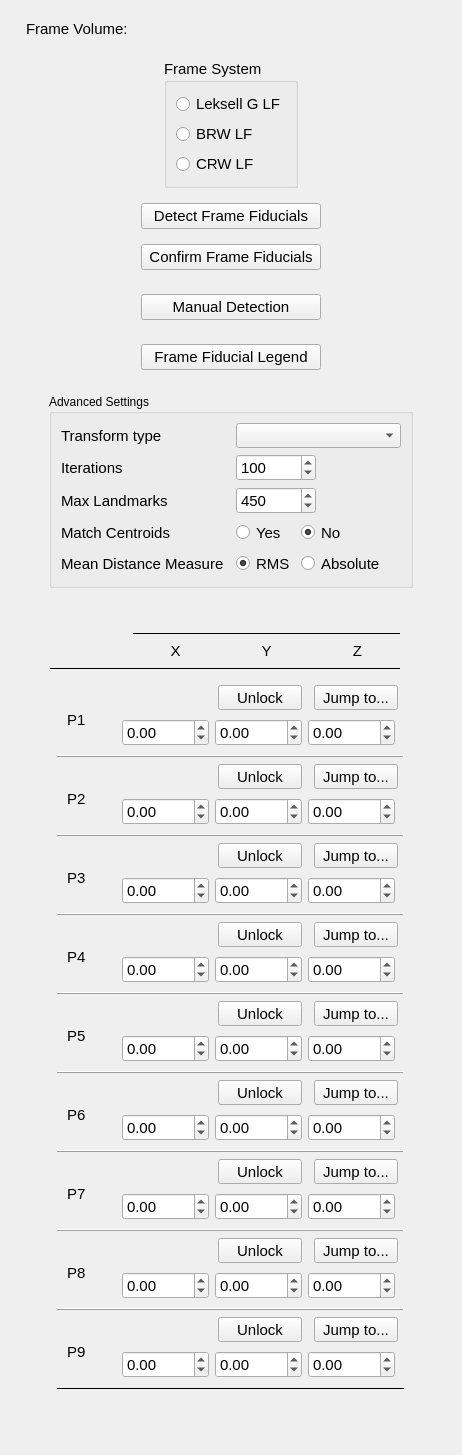
This is frameDetect/Resources/UI/frameDetect.ui in greydongilmore/trajectoryGuideModules as Qt 5 draws it before an edit. The edited form follows.
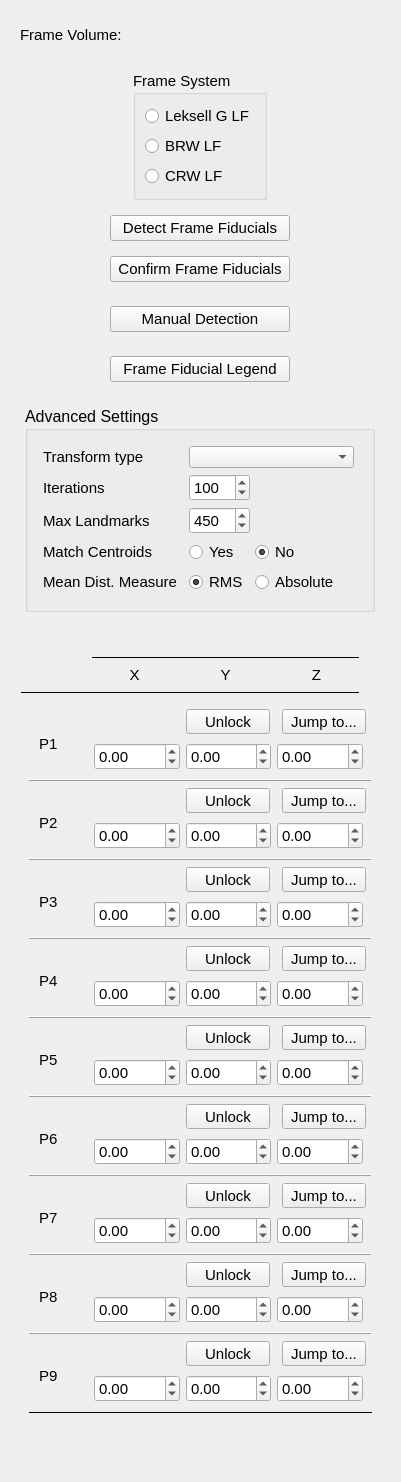
This is the edited form. Custom widgets are drawn as their Qt base class.

```diff
--- a/frameDetect/Resources/UI/frameDetect.ui
+++ b/frameDetect/Resources/UI/frameDetect.ui
@@ -6,8 +6,8 @@
    <rect>
     <x>0</x>
     <y>0</y>
-    <width>458</width>
-    <height>1455</height>
+    <width>401</width>
+    <height>1482</height>
    </rect>
   </property>
   <property name="sizePolicy">
@@ -36,7 +36,13 @@
      </property>
      <layout class="QGridLayout" name="gridLayout_6">
       <property name="leftMargin">
-       <number>0</number>
+       <number>9</number>
+      </property>
+      <property name="topMargin">
+       <number>15</number>
+      </property>
+      <property name="bottomMargin">
+       <number>15</number>
       </property>
       <item row="1" column="0">
        <widget class="qMRMLNodeComboBox" name="frameFidVolumeCBox">
@@ -51,7 +57,7 @@
         </property>
         <property name="minimumSize">
          <size>
-          <width>400</width>
+          <width>360</width>
           <height>0</height>
          </size>
         </property>
@@ -345,6 +351,12 @@
    </item>
    <item alignment="Qt::AlignHCenter">
     <widget class="QWidget" name="advancedSettingsWig" native="true">
+     <property name="font">
+      <font>
+       <family>Arial</family>
+       <pointsize>12</pointsize>
+      </font>
+     </property>
      <layout class="QGridLayout" name="gridLayout_25">
       <item row="0" column="0" alignment="Qt::AlignHCenter">
        <widget class="ctkCollapsibleGroupBox" name="advancedSettingsGB">
@@ -358,18 +370,133 @@
          <string>Advanced Settings</string>
         </property>
         <layout class="QGridLayout" name="gridLayout_26">
-         <item row="8" column="3">
+         <property name="leftMargin">
+          <number>15</number>
+         </property>
+         <property name="topMargin">
+          <number>15</number>
+         </property>
+         <property name="rightMargin">
+          <number>15</number>
+         </property>
+         <property name="bottomMargin">
+          <number>15</number>
+         </property>
+         <item row="5" column="2">
+          <widget class="QRadioButton" name="centroidMatchY">
+           <property name="sizePolicy">
+            <sizepolicy hsizetype="Fixed" vsizetype="Preferred">
+             <horstretch>0</horstretch>
+             <verstretch>0</verstretch>
+            </sizepolicy>
+           </property>
+           <property name="minimumSize">
+            <size>
+             <width>60</width>
+             <height>0</height>
+            </size>
+           </property>
+           <property name="font">
+            <font>
+             <family>Arial</family>
+             <pointsize>11</pointsize>
+             <weight>50</weight>
+             <bold>false</bold>
+            </font>
+           </property>
+           <property name="focusPolicy">
+            <enum>Qt::NoFocus</enum>
+           </property>
+           <property name="text">
+            <string>Yes</string>
+           </property>
+           <property name="checked">
+            <bool>false</bool>
+           </property>
+           <property name="autoExclusive">
+            <bool>false</bool>
+           </property>
+           <attribute name="buttonGroup">
+            <string notr="true">matchCentroidsButtonGroup</string>
+           </attribute>
+          </widget>
+         </item>
+         <item row="5" column="3">
+          <widget class="QRadioButton" name="centroidMatchN">
+           <property name="sizePolicy">
+            <sizepolicy hsizetype="Fixed" vsizetype="Preferred">
+             <horstretch>0</horstretch>
+             <verstretch>0</verstretch>
+            </sizepolicy>
+           </property>
+           <property name="minimumSize">
+            <size>
+             <width>60</width>
+             <height>0</height>
+            </size>
+           </property>
+           <property name="font">
+            <font>
+             <family>Arial</family>
+             <pointsize>11</pointsize>
+             <weight>50</weight>
+             <bold>false</bold>
+            </font>
+           </property>
+           <property name="focusPolicy">
+            <enum>Qt::NoFocus</enum>
+           </property>
+           <property name="text">
+            <string>No</string>
+           </property>
+           <property name="checked">
+            <bool>true</bool>
+           </property>
+           <property name="autoExclusive">
+            <bool>false</bool>
+           </property>
+           <attribute name="buttonGroup">
+            <string notr="true">matchCentroidsButtonGroup</string>
+           </attribute>
+          </widget>
+         </item>
+         <item row="9" column="1">
+          <widget class="QLabel" name="label_26">
+           <property name="sizePolicy">
+            <sizepolicy hsizetype="Preferred" vsizetype="Preferred">
+             <horstretch>0</horstretch>
+             <verstretch>0</verstretch>
+            </sizepolicy>
+           </property>
+           <property name="minimumSize">
+            <size>
+             <width>140</width>
+             <height>0</height>
+            </size>
+           </property>
+           <property name="font">
+            <font>
+             <family>Arial</family>
+             <pointsize>11</pointsize>
+            </font>
+           </property>
+           <property name="text">
+            <string>Mean Dist. Measure</string>
+           </property>
+          </widget>
+         </item>
+         <item row="9" column="2">
           <widget class="QRadioButton" name="distanceMetricRMS">
            <property name="sizePolicy">
-            <sizepolicy hsizetype="Preferred" vsizetype="Preferred">
+            <sizepolicy hsizetype="Fixed" vsizetype="Preferred">
              <horstretch>0</horstretch>
              <verstretch>0</verstretch>
             </sizepolicy>
            </property>
            <property name="minimumSize">
             <size>
-             <width>50</width>
-             <height>25</height>
+             <width>60</width>
+             <height>0</height>
             </size>
            </property>
            <property name="font">
@@ -398,6 +525,33 @@
           </widget>
          </item>
          <item row="4" column="1">
+          <widget class="QLabel" name="label_16">
+           <property name="sizePolicy">
+            <sizepolicy hsizetype="Preferred" vsizetype="Preferred">
+             <horstretch>0</horstretch>
+             <verstretch>0</verstretch>
+            </sizepolicy>
+           </property>
+           <property name="minimumSize">
+            <size>
+             <width>110</width>
+             <height>0</height>
+            </size>
+           </property>
+           <property name="font">
+            <font>
+             <family>Arial</family>
+             <pointsize>11</pointsize>
+             <weight>50</weight>
+             <bold>false</bold>
+            </font>
+           </property>
+           <property name="text">
+            <string>Max Landmarks</string>
+           </property>
+          </widget>
+         </item>
+         <item row="5" column="1">
           <widget class="QLabel" name="label_25">
            <property name="sizePolicy">
             <sizepolicy hsizetype="Preferred" vsizetype="Preferred">
@@ -422,43 +576,18 @@
            </property>
           </widget>
          </item>
-         <item row="8" column="1">
-          <widget class="QLabel" name="label_26">
-           <property name="sizePolicy">
-            <sizepolicy hsizetype="Preferred" vsizetype="Preferred">
-             <horstretch>0</horstretch>
-             <verstretch>0</verstretch>
-            </sizepolicy>
-           </property>
-           <property name="minimumSize">
-            <size>
-             <width>110</width>
-             <height>0</height>
-            </size>
-           </property>
-           <property name="font">
-            <font>
-             <family>Arial</family>
-             <pointsize>11</pointsize>
-            </font>
-           </property>
-           <property name="text">
-            <string>Mean Distance Measure</string>
-           </property>
-          </widget>
-         </item>
-         <item row="8" column="4">
+         <item row="9" column="3">
           <widget class="QRadioButton" name="distanceMetricAbs">
            <property name="sizePolicy">
-            <sizepolicy hsizetype="Preferred" vsizetype="Preferred">
+            <sizepolicy hsizetype="Fixed" vsizetype="Preferred">
              <horstretch>0</horstretch>
              <verstretch>0</verstretch>
             </sizepolicy>
            </property>
            <property name="minimumSize">
             <size>
-             <width>50</width>
-             <height>25</height>
+             <width>86</width>
+             <height>0</height>
             </size>
            </property>
            <property name="font">
@@ -486,217 +615,7 @@
            </attribute>
           </widget>
          </item>
-         <item row="3" column="3" colspan="2">
-          <widget class="QSpinBox" name="numLandmarksSB">
-           <property name="sizePolicy">
-            <sizepolicy hsizetype="Preferred" vsizetype="Preferred">
-             <horstretch>0</horstretch>
-             <verstretch>0</verstretch>
-            </sizepolicy>
-           </property>
-           <property name="minimumSize">
-            <size>
-             <width>0</width>
-             <height>25</height>
-            </size>
-           </property>
-           <property name="maximumSize">
-            <size>
-             <width>80</width>
-             <height>16777215</height>
-            </size>
-           </property>
-           <property name="font">
-            <font>
-             <family>Arial</family>
-             <pointsize>11</pointsize>
-            </font>
-           </property>
-           <property name="minimum">
-            <number>50</number>
-           </property>
-           <property name="maximum">
-            <number>1000</number>
-           </property>
-           <property name="value">
-            <number>450</number>
-           </property>
-          </widget>
-         </item>
-         <item row="1" column="3" colspan="3">
-          <widget class="QSpinBox" name="numIterationsSB">
-           <property name="sizePolicy">
-            <sizepolicy hsizetype="Preferred" vsizetype="Preferred">
-             <horstretch>0</horstretch>
-             <verstretch>0</verstretch>
-            </sizepolicy>
-           </property>
-           <property name="minimumSize">
-            <size>
-             <width>0</width>
-             <height>25</height>
-            </size>
-           </property>
-           <property name="maximumSize">
-            <size>
-             <width>80</width>
-             <height>16777215</height>
-            </size>
-           </property>
-           <property name="font">
-            <font>
-             <family>Arial</family>
-             <pointsize>11</pointsize>
-            </font>
-           </property>
-           <property name="minimum">
-            <number>10</number>
-           </property>
-           <property name="maximum">
-            <number>1000</number>
-           </property>
-           <property name="value">
-            <number>100</number>
-           </property>
-          </widget>
-         </item>
-         <item row="4" column="3">
-          <widget class="QRadioButton" name="centroidMatchY">
-           <property name="sizePolicy">
-            <sizepolicy hsizetype="Preferred" vsizetype="Preferred">
-             <horstretch>0</horstretch>
-             <verstretch>0</verstretch>
-            </sizepolicy>
-           </property>
-           <property name="minimumSize">
-            <size>
-             <width>50</width>
-             <height>25</height>
-            </size>
-           </property>
-           <property name="font">
-            <font>
-             <family>Arial</family>
-             <pointsize>11</pointsize>
-             <weight>50</weight>
-             <bold>false</bold>
-            </font>
-           </property>
-           <property name="focusPolicy">
-            <enum>Qt::NoFocus</enum>
-           </property>
-           <property name="text">
-            <string>Yes</string>
-           </property>
-           <property name="checked">
-            <bool>false</bool>
-           </property>
-           <property name="autoExclusive">
-            <bool>false</bool>
-           </property>
-           <attribute name="buttonGroup">
-            <string notr="true">matchCentroidsButtonGroup</string>
-           </attribute>
-          </widget>
-         </item>
-         <item row="0" column="3" colspan="3">
-          <widget class="QComboBox" name="transformTypeCB">
-           <property name="sizePolicy">
-            <sizepolicy hsizetype="Preferred" vsizetype="Fixed">
-             <horstretch>0</horstretch>
-             <verstretch>0</verstretch>
-            </sizepolicy>
-           </property>
-           <property name="minimumSize">
-            <size>
-             <width>165</width>
-             <height>25</height>
-            </size>
-           </property>
-           <property name="maximumSize">
-            <size>
-             <width>16777215</width>
-             <height>16777215</height>
-            </size>
-           </property>
-           <property name="font">
-            <font>
-             <family>Arial</family>
-             <pointsize>11</pointsize>
-            </font>
-           </property>
-           <property name="styleSheet">
-            <string notr="true">padding-left:9px;</string>
-           </property>
-          </widget>
-         </item>
          <item row="3" column="1">
-          <widget class="QLabel" name="label_16">
-           <property name="sizePolicy">
-            <sizepolicy hsizetype="Preferred" vsizetype="Preferred">
-             <horstretch>0</horstretch>
-             <verstretch>0</verstretch>
-            </sizepolicy>
-           </property>
-           <property name="minimumSize">
-            <size>
-             <width>110</width>
-             <height>0</height>
-            </size>
-           </property>
-           <property name="font">
-            <font>
-             <family>Arial</family>
-             <pointsize>11</pointsize>
-             <weight>50</weight>
-             <bold>false</bold>
-            </font>
-           </property>
-           <property name="text">
-            <string>Max Landmarks</string>
-           </property>
-          </widget>
-         </item>
-         <item row="4" column="4">
-          <widget class="QRadioButton" name="centroidMatchN">
-           <property name="sizePolicy">
-            <sizepolicy hsizetype="Preferred" vsizetype="Preferred">
-             <horstretch>0</horstretch>
-             <verstretch>0</verstretch>
-            </sizepolicy>
-           </property>
-           <property name="minimumSize">
-            <size>
-             <width>50</width>
-             <height>25</height>
-            </size>
-           </property>
-           <property name="font">
-            <font>
-             <family>Arial</family>
-             <pointsize>11</pointsize>
-             <weight>50</weight>
-             <bold>false</bold>
-            </font>
-           </property>
-           <property name="focusPolicy">
-            <enum>Qt::NoFocus</enum>
-           </property>
-           <property name="text">
-            <string>No</string>
-           </property>
-           <property name="checked">
-            <bool>true</bool>
-           </property>
-           <property name="autoExclusive">
-            <bool>false</bool>
-           </property>
-           <attribute name="buttonGroup">
-            <string notr="true">matchCentroidsButtonGroup</string>
-           </attribute>
-          </widget>
-         </item>
-         <item row="1" column="1" colspan="2">
           <widget class="QLabel" name="label_15">
            <property name="sizePolicy">
             <sizepolicy hsizetype="Preferred" vsizetype="Preferred">
@@ -723,7 +642,7 @@
            </property>
           </widget>
          </item>
-         <item row="0" column="1" colspan="2">
+         <item row="2" column="1">
           <widget class="QLabel" name="label_19">
            <property name="sizePolicy">
             <sizepolicy hsizetype="Preferred" vsizetype="Preferred">
@@ -748,6 +667,111 @@
            </property>
           </widget>
          </item>
+         <item row="2" column="2" colspan="4">
+          <widget class="QComboBox" name="transformTypeCB">
+           <property name="sizePolicy">
+            <sizepolicy hsizetype="Fixed" vsizetype="Preferred">
+             <horstretch>0</horstretch>
+             <verstretch>0</verstretch>
+            </sizepolicy>
+           </property>
+           <property name="minimumSize">
+            <size>
+             <width>165</width>
+             <height>0</height>
+            </size>
+           </property>
+           <property name="maximumSize">
+            <size>
+             <width>16777215</width>
+             <height>16777215</height>
+            </size>
+           </property>
+           <property name="font">
+            <font>
+             <family>Arial</family>
+             <pointsize>11</pointsize>
+            </font>
+           </property>
+           <property name="styleSheet">
+            <string notr="true">padding-left:9px;</string>
+           </property>
+          </widget>
+         </item>
+         <item row="3" column="2" colspan="4">
+          <widget class="QSpinBox" name="numIterationsSB">
+           <property name="sizePolicy">
+            <sizepolicy hsizetype="Fixed" vsizetype="Preferred">
+             <horstretch>0</horstretch>
+             <verstretch>0</verstretch>
+            </sizepolicy>
+           </property>
+           <property name="minimumSize">
+            <size>
+             <width>50</width>
+             <height>0</height>
+            </size>
+           </property>
+           <property name="maximumSize">
+            <size>
+             <width>16777215</width>
+             <height>16777215</height>
+            </size>
+           </property>
+           <property name="font">
+            <font>
+             <family>Arial</family>
+             <pointsize>11</pointsize>
+            </font>
+           </property>
+           <property name="minimum">
+            <number>10</number>
+           </property>
+           <property name="maximum">
+            <number>1000</number>
+           </property>
+           <property name="value">
+            <number>100</number>
+           </property>
+          </widget>
+         </item>
+         <item row="4" column="2" colspan="4">
+          <widget class="QSpinBox" name="numLandmarksSB">
+           <property name="sizePolicy">
+            <sizepolicy hsizetype="Fixed" vsizetype="Preferred">
+             <horstretch>0</horstretch>
+             <verstretch>0</verstretch>
+            </sizepolicy>
+           </property>
+           <property name="minimumSize">
+            <size>
+             <width>50</width>
+             <height>0</height>
+            </size>
+           </property>
+           <property name="maximumSize">
+            <size>
+             <width>16777215</width>
+             <height>16777215</height>
+            </size>
+           </property>
+           <property name="font">
+            <font>
+             <family>Arial</family>
+             <pointsize>11</pointsize>
+            </font>
+           </property>
+           <property name="minimum">
+            <number>50</number>
+           </property>
+           <property name="maximum">
+            <number>1000</number>
+           </property>
+           <property name="value">
+            <number>450</number>
+           </property>
+          </widget>
+         </item>
         </layout>
        </widget>
       </item>
@@ -757,14 +781,14 @@
    <item alignment="Qt::AlignHCenter">
     <widget class="QWidget" name="frameFiducialWig" native="true">
      <property name="sizePolicy">
-      <sizepolicy hsizetype="MinimumExpanding" vsizetype="Preferred">
+      <sizepolicy hsizetype="Preferred" vsizetype="Preferred">
        <horstretch>0</horstretch>
        <verstretch>0</verstretch>
       </sizepolicy>
      </property>
      <property name="minimumSize">
       <size>
-       <width>440</width>
+       <width>0</width>
        <height>0</height>
       </size>
      </property>
@@ -2512,6 +2536,9 @@
          </font>
         </property>
         <layout class="QGridLayout" name="gridLayout_14">
+         <property name="leftMargin">
+          <number>0</number>
+         </property>
          <property name="topMargin">
           <number>20</number>
          </property>
@@ -2528,7 +2555,7 @@
            </property>
            <property name="minimumSize">
             <size>
-             <width>350</width>
+             <width>338</width>
              <height>0</height>
             </size>
            </property>
```
Left out of the diff: 4 changed lines with no effect on the pictures.
